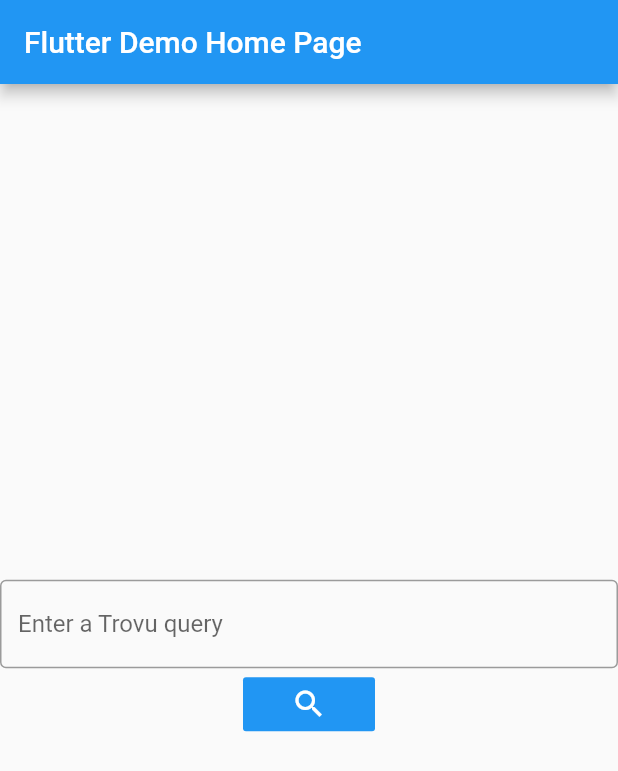
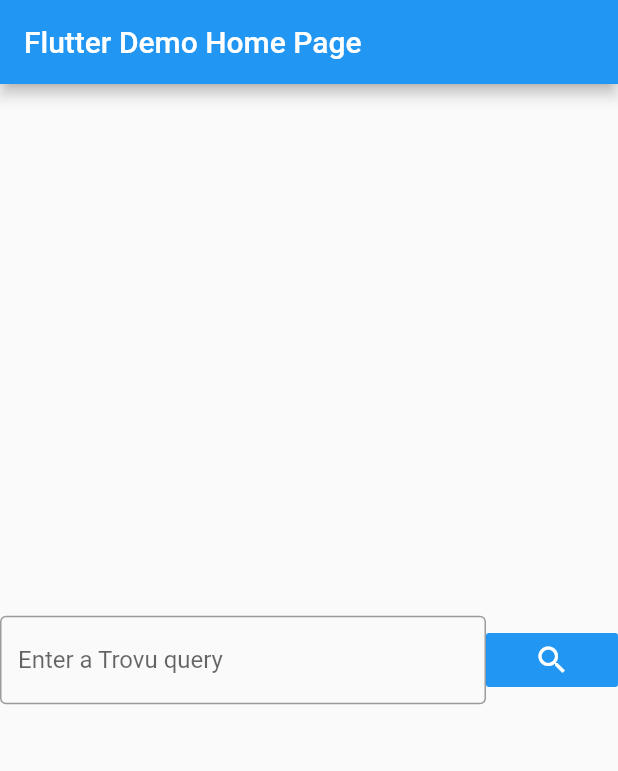
Before and after one commit to trovu/trovu-flutter, a Flutter app: the screen it shows after launch, on a phone screen of 412 x 824 dp. Shown: the top 771 px of the screen. Run offline on Flutter 3.47's test engine with Material 2 defaults, Android fonts, the phone set to English and light mode, and no system bars.

Commit message:
Put Textfield and Button into a Row().

```diff
--- a/lib/main.dart
+++ b/lib/main.dart
@@ -65,10 +65,15 @@ class _MyHomePageState extends State<MyHomePage> {
         child: Column(
           mainAxisAlignment: MainAxisAlignment.center,
           children: <Widget>[
-            TextField(
+            Row(
+              mainAxisAlignment: MainAxisAlignment.spaceEvenly,
+              children: <Widget>[
+                Expanded(
+                  child: TextField(
                     decoration: InputDecoration(
                         border: OutlineInputBorder(),
                         hintText: 'Enter a Trovu query'),
+                  ),
                 ),
                 FlatButton(
                   color: Colors.blue,
@@ -80,6 +85,8 @@ class _MyHomePageState extends State<MyHomePage> {
                   },
                 )
               ],
+            )
+          ],
         ),
       ),
     );
```
Lines whose indentation alone changed are shown as unchanged.
